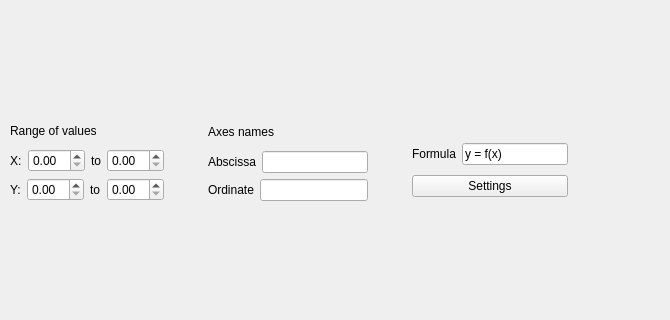
Kirikus/Experiments-2026S-CPP, file graph.ui: the form before one commit; both pictures show x 0 to 670 and y 208 to 528 of the 670 by 646 pixel window.
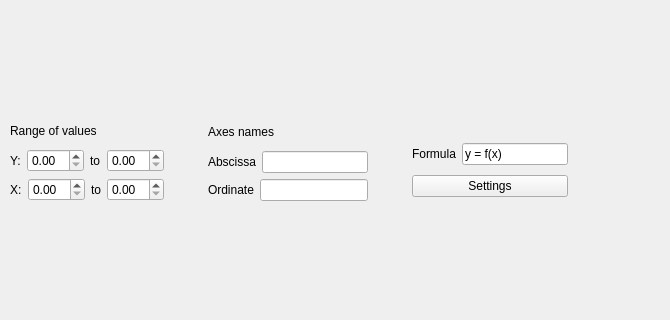
The form after the commit. Custom widgets are drawn as their Qt base class.

Diff of the .ui file:
```diff
--- a/graph.ui
+++ b/graph.ui
@@ -23,7 +23,7 @@
     </rect>
    </property>
   </widget>
-  <widget class="QWidget" name="">
+  <widget class="QWidget" name="layoutWidget">
    <property name="geometry">
     <rect>
      <x>10</x>
@@ -47,7 +47,7 @@
         <item>
          <widget class="QLabel" name="label_2">
           <property name="text">
-           <string>X:</string>
+           <string>Y:</string>
           </property>
          </widget>
         </item>
@@ -71,7 +71,7 @@
         <item>
          <widget class="QLabel" name="XLabel">
           <property name="text">
-           <string>Y:</string>
+           <string>X:</string>
           </property>
          </widget>
         </item>
```
